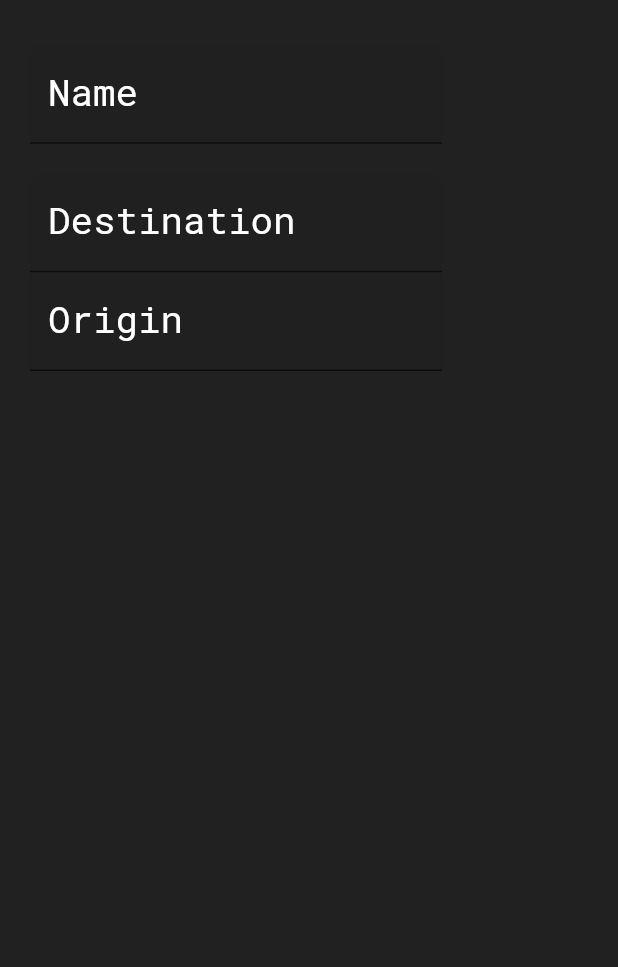
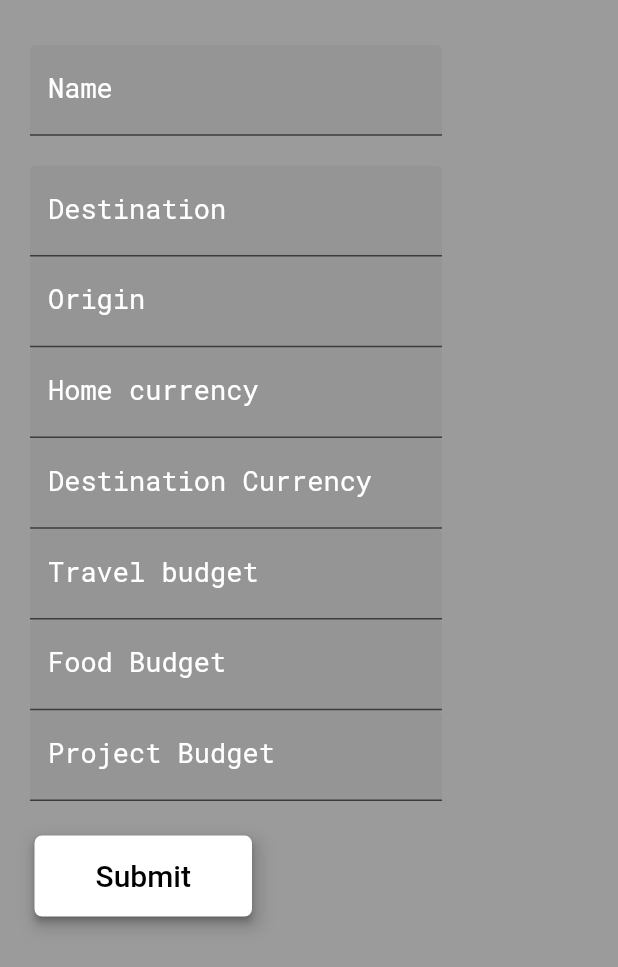
Before and after one commit to Lakaganth/fleming-expense-tracker, a Flutter app: the AddNewTrip screen opened directly, on a phone screen of 412 x 824 dp. Shown: the top 967 px of the screen. Run offline on Flutter 3.47's test engine with Material 2 defaults, Android fonts, the phone set to English and light mode, and no system bars; our stand-ins replace cloud_firestore, firebase_auth, firebase_core, get, google_fonts, simple_animations; accounts and stored records are empty.

Commit message:
New trip

```diff
--- a/lib/constants/app_routes.dart
+++ b/lib/constants/app_routes.dart
@@ -1,3 +1,4 @@
+import 'package:fleming_expense_tracker/screens/1.splash_screens/onboarding_screen.dart';
 import 'package:fleming_expense_tracker/screens/2.authenitication/login_screen.dart';
 import 'package:fleming_expense_tracker/screens/2.authenitication/register_screen.dart';
 import 'package:fleming_expense_tracker/screens/3.dashboard/dashboard_screen.dart';
@@ -8,6 +9,7 @@ class AppRoutes {
   AppRoutes._(); //this is to prevent anyone from instantiating this object
   static final routes = [
     GetPage(name: '/', page: () => Root()),
+    GetPage(name: '/onboarding', page: () => OnboardingScreen()),
     GetPage(name: '/signin', page: () => LoginScreen()),
     GetPage(name: '/signup', page: () => RegisterScreen()),
     GetPage(name: '/home', page: () => DashboardScreen()),
--- a/lib/controllers/auth_controller.dart
+++ b/lib/controllers/auth_controller.dart
@@ -1,5 +1,6 @@
 import 'package:firebase_auth/firebase_auth.dart';
 import 'package:fleming_expense_tracker/model/user_model.dart';
+import 'package:fleming_expense_tracker/screens/1.splash_screens/onboarding_screen.dart';
 import 'package:fleming_expense_tracker/screens/2.authenitication/login_screen.dart';
 import 'package:fleming_expense_tracker/screens/3.dashboard/dashboard_screen.dart';
 import 'package:flutter/material.dart';
@@ -46,7 +47,7 @@ class AuthController extends GetxController {
       firestoreUser.bindStream(streamFirestoreUser());
     }
     if (_firebaseUser == null) {
-      Get.offAll(LoginScreen());
+      Get.offAll(OnboardingScreen());
     } else {
       Get.offAll(DashboardScreen());
     }
--- a/lib/controllers/newtrip_controller.dart
+++ b/lib/controllers/newtrip_controller.dart
@@ -31,13 +31,14 @@ class NewtripController extends GetxController {
         origin: originController.text,
         homeCurrency: homeCurrencyController.text,
         destinationCurrency: destinationCurrencyController.text,
-        travelBudget: double.parse(travelBudgetController.text),
-        foodBudget: double.parse(tripnameController.text),
-        projBudget: double.parse(projBudgetController.text),
+        // travelBudget: double.parse(travelBudgetController.text),
+        // foodBudget: double.parse(tripnameController.text),
+        // projBudget: double.parse(projBudgetController.text),
       );
 
       // Add to DB
-      await _db.doc('/trip/').set(tripModel.toJson());
+      // await _db.doc('/trip/').set(tripModel.toJson());
+      await _db.collection("trip").add(tripModel.toJson());
 
       Get.snackbar(
           'Success', 'New Trip to ${tripModel.destination} has been created');
--- a/lib/screens/4.new_trip/add_new_trip.dart
+++ b/lib/screens/4.new_trip/add_new_trip.dart
@@ -1,20 +1,31 @@
+import 'package:fleming_expense_tracker/controllers/auth_controller.dart';
 import 'package:fleming_expense_tracker/controllers/newtrip_controller.dart';
+import 'package:fleming_expense_tracker/controllers/user_controller.dart';
+import 'package:fleming_expense_tracker/widgets/custom_raised_button.dart';
 import 'package:flutter/material.dart';
 import 'package:get/get.dart';
 import 'package:google_fonts/google_fonts.dart';
 
 class AddNewTrip extends StatelessWidget {
   final NewtripController trip = Get.put(NewtripController());
+  final UserController userController = Get.put(UserController());
+  final AuthController authController = Get.put(AuthController());
+
+  newTrip() {
+    trip.addNewTrip(authController.firebaseUser.value.uid);
+  }
 
   @override
   Widget build(BuildContext context) {
     return Scaffold(
       body: SafeArea(
         child: Container(
-          color: Colors.black87,
+          color: Colors.black38,
           width: Get.width,
+          height: Get.height,
           child: Padding(
             padding: EdgeInsets.symmetric(vertical: 30.0, horizontal: 20.0),
+            child: SingleChildScrollView(
               child: Column(
                 crossAxisAlignment: CrossAxisAlignment.start,
                 children: [
@@ -36,10 +47,52 @@ class AddNewTrip extends StatelessWidget {
                   BuildNewTripRow(
                     label: "Origin",
                     labelColor: Colors.white,
-                  controller: trip.destinationController,
+                    controller: trip.originController,
                     hintText: "Enter Origin",
                   ),
+                  BuildNewTripRow(
+                    label: "Home currency",
+                    labelColor: Colors.white,
+                    controller: trip.homeCurrencyController,
+                    hintText: " ",
+                  ),
+                  BuildNewTripRow(
+                    label: "Destination Currency",
+                    labelColor: Colors.white,
+                    controller: trip.destinationCurrencyController,
+                    hintText: " ",
+                  ),
+                  BuildNewTripRow(
+                    label: "Travel budget",
+                    labelColor: Colors.white,
+                    controller: trip.travelBudgetController,
+                    hintText: "",
+                  ),
+                  BuildNewTripRow(
+                    label: "Food Budget",
+                    labelColor: Colors.white,
+                    controller: trip.foodBudgetController,
+                    hintText: "",
+                  ),
+                  BuildNewTripRow(
+                    label: "Project Budget",
+                    labelColor: Colors.white,
+                    controller: trip.projBudgetController,
+                    hintText: "",
+                  ),
+                  SizedBox(
+                    height: 20.0,
+                  ),
+                  CustomRaisedButtton(
+                    onPressed: () {
+                      newTrip();
+                    },
+                    buttonText: "Submit",
+                    buttonColor: Colors.white,
+                    buttonTextColor: Colors.black,
+                  )
                 ],
+              ),
             ),
           ),
         ),
@@ -84,7 +137,7 @@ class BuildNewTripRow extends StatelessWidget {
               hintText: hintText,
               labelText: label,
               labelStyle: GoogleFonts.robotoMono(
-                fontSize: 25.0,
+                fontSize: 18.0,
                 color: labelColor,
               ),
               filled: true,
--- a/lib/widgets/custom_raised_button.dart
+++ b/lib/widgets/custom_raised_button.dart
@@ -40,7 +40,7 @@ class CustomRaisedButtton extends StatelessWidget {
           child: Text(
             buttonText,
             style: GoogleFonts.roboto(
-              color: Colors.white70,
+              color: buttonTextColor,
               fontSize: 20.0,
             ),
           ),
```
Lines whose indentation alone changed are shown as unchanged.
